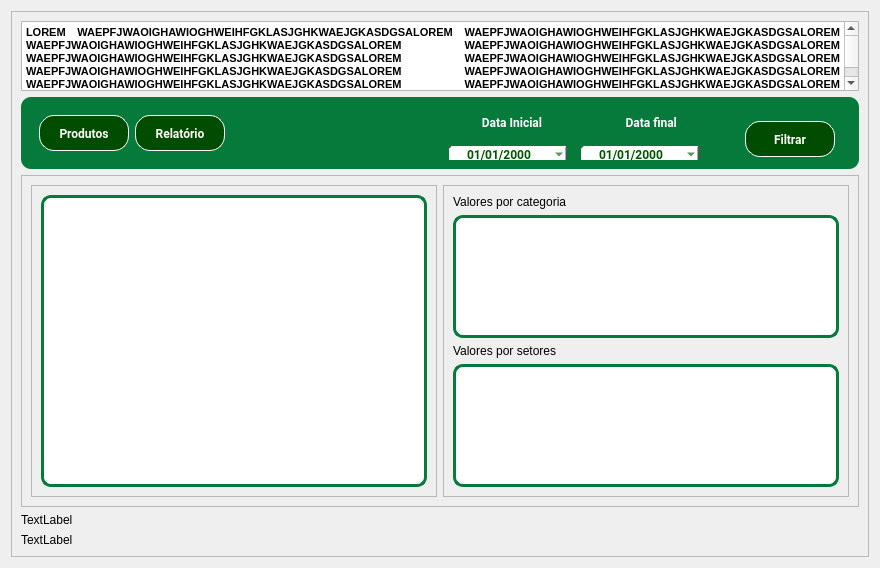
Qt form PATP/bckp/asset_ctrl/templates/interfaces/patr_view.ui (eduardogm22/controle_patrimonio) before a commit.
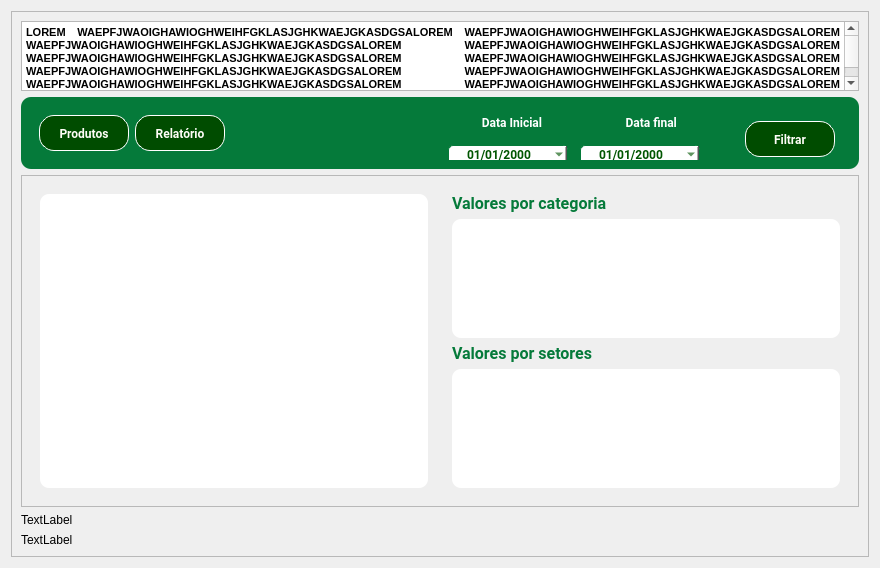
The same form after that commit.

Diff of the .ui file:
```diff
--- a/PATP/bckp/asset_ctrl/templates/interfaces/patr_view.ui
+++ b/PATP/bckp/asset_ctrl/templates/interfaces/patr_view.ui
@@ -409,6 +409,9 @@
         <layout class="QHBoxLayout" name="horizontalLayout">
          <item>
           <widget class="QFrame" name="frame_5">
+           <property name="styleSheet">
+            <string notr="true">border-radius:9px;</string>
+           </property>
            <property name="frameShape">
             <enum>QFrame::StyledPanel</enum>
            </property>
@@ -418,12 +421,14 @@
            <layout class="QVBoxLayout" name="verticalLayout_5">
             <item>
              <widget class="QTableView" name="list_patr">
+              <property name="font">
+               <font>
+                <family>Roboto</family>
+               </font>
+              </property>
               <property name="styleSheet">
                <string notr="true">background-color:white;	
-border:3px solid #057A3A;
-border-radius:10px
-
-</string>
+text-align:center;</string>
               </property>
              </widget>
             </item>
@@ -432,6 +437,9 @@
          </item>
          <item>
           <widget class="QFrame" name="frame_7">
+           <property name="styleSheet">
+            <string notr="true">border-radius:9px;</string>
+           </property>
            <property name="frameShape">
             <enum>QFrame::StyledPanel</enum>
            </property>
@@ -441,6 +449,17 @@
            <layout class="QVBoxLayout" name="verticalLayout_4">
             <item>
              <widget class="QLabel" name="label_2">
+              <property name="font">
+               <font>
+                <family>Roboto</family>
+                <pointsize>12</pointsize>
+                <weight>75</weight>
+                <bold>true</bold>
+               </font>
+              </property>
+              <property name="styleSheet">
+               <string notr="true">color:#057A3A;</string>
+              </property>
               <property name="text">
                <string>Valores por categoria</string>
               </property>
@@ -450,8 +469,6 @@
              <widget class="QTableView" name="tableView">
               <property name="styleSheet">
                <string notr="true">background-color:white;	
-border:3px solid #057A3A;
-border-radius:10px
 
 </string>
               </property>
@@ -459,6 +476,17 @@
             </item>
             <item>
              <widget class="QLabel" name="label_3">
+              <property name="font">
+               <font>
+                <family>Roboto</family>
+                <pointsize>12</pointsize>
+                <weight>75</weight>
+                <bold>true</bold>
+               </font>
+              </property>
+              <property name="styleSheet">
+               <string notr="true">color:#057A3A;</string>
+              </property>
               <property name="text">
                <string>Valores por setores</string>
               </property>
@@ -468,8 +496,7 @@
              <widget class="QTableView" name="tableView_2">
               <property name="styleSheet">
                <string notr="true">background-color:white;	
-border:3px solid #057A3A;
-border-radius:10px
+
 
 </string>
               </property>
```
Left out of the diff: 10 changed lines with no effect on the pictures.
